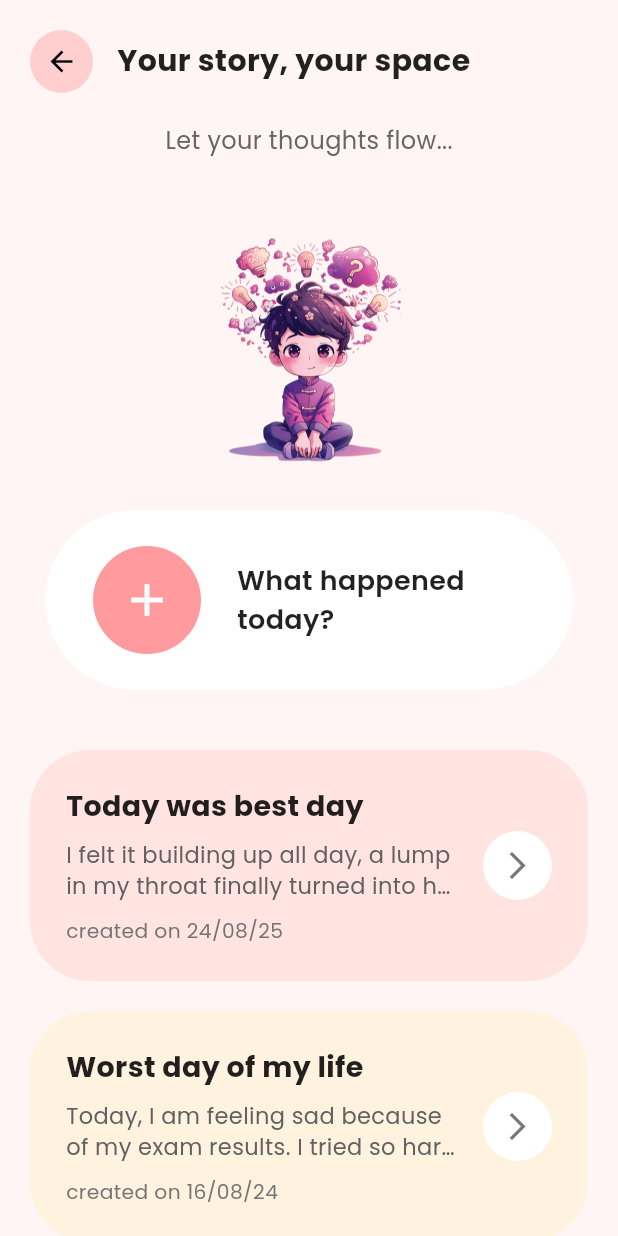
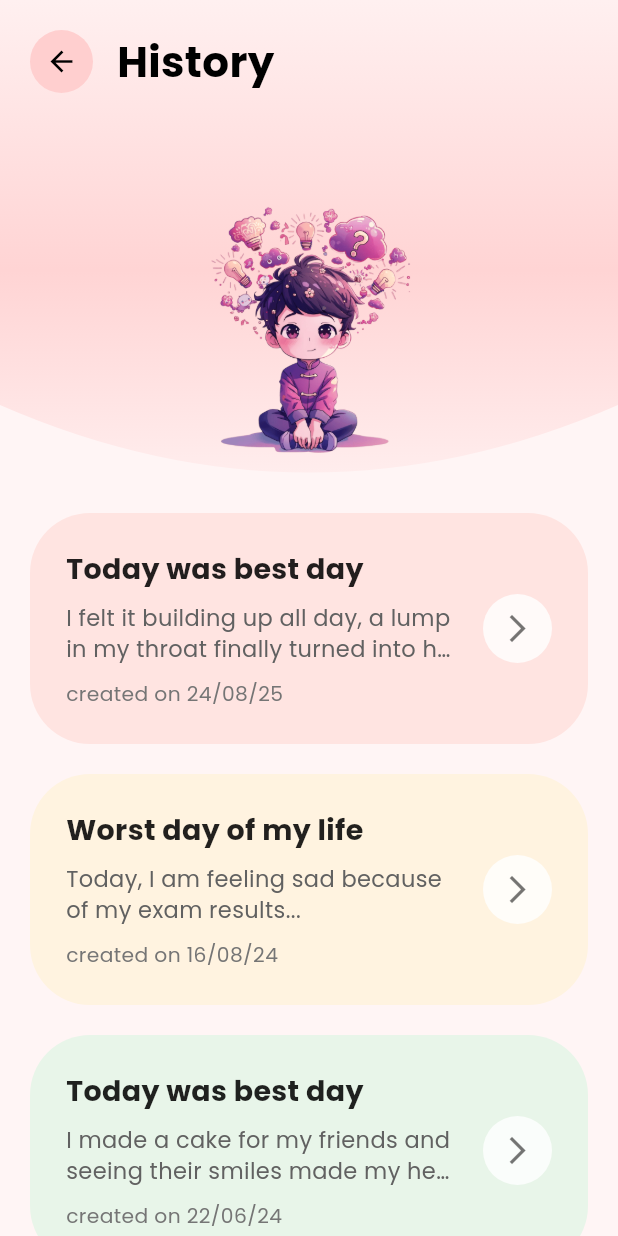
Before and after one commit to kainatzahraalvisial/SoulSpace, a Flutter app: the JournalHistoryPage screen opened directly, on a phone screen of 412 x 824 dp. Run offline on Flutter 3.47's test engine with Material 3 defaults, Android fonts, the light colour scheme and no system bars; our stand-ins replace audioplayers, curved_navigation_bar, fl_chart, flutter_screenutil, flutter_svg, google_fonts.

Commit message:
History page updated

```diff
--- a/soulspace/lib/src/ui/screens/journal_history_page.dart
+++ b/soulspace/lib/src/ui/screens/journal_history_page.dart
@@ -1,5 +1,27 @@
 // src/ui/screens/journal_history_page.dart
 import 'package:flutter/material.dart';
+import 'package:google_fonts/google_fonts.dart';
+
+class WaveClipper extends CustomClipper<Path> {
+  @override
+  Path getClip(Size size) {
+    var path = Path();
+    double width = size.width;
+    double height = size.height;
+    double archHeight = 90.0;
+
+    // Creates a wave that curves DOWNWARD
+    path.moveTo(0, 0);
+    path.lineTo(0, height - archHeight);
+    path.quadraticBezierTo(width / 2, height, width, height - archHeight);
+    path.lineTo(width, 0);
+    path.close();
+    return path;
+  }
+
+  @override
+  bool shouldReclip(covariant CustomClipper<Path> oldClipper) => true;
+}
 
 class JournalHistoryPage extends StatelessWidget {
   const JournalHistoryPage({super.key});
@@ -13,7 +35,7 @@ class JournalHistoryPage extends StatelessWidget {
     },
     {
       "title": "Worst day of my life",
-      "preview": "Today, I am feeling sad because of my exam results. I tried so hard but...",
+      "preview": "Today, I am feeling sad because of my exam results...",
       "date": "16/08/24",
       "color": Color(0xFFFFF3E0),
     },
@@ -25,7 +47,7 @@ class JournalHistoryPage extends StatelessWidget {
     },
     {
       "title": "Stressed",
-      "preview": "Feeling really overwhelmed with work and exams. I just want to breathe again...",
+      "preview": "Feeling really overwhelmed with work and exams...",
       "date": "10/05/24",
       "color": Color(0xFFFCE4EC),
     },
@@ -37,7 +59,34 @@ class JournalHistoryPage extends StatelessWidget {
       backgroundColor: const Color(0xFFFFF5F5),
 
       body: SafeArea(
-        child: Column(
+        child: Stack(
+          children: [
+            // BEAUTIFUL WAVE BANNER — ROUNDED SIDE FACING DOWNWARD
+            Positioned(
+              top: 0,
+              left: 0,
+              right: 0,
+              child: ClipPath(
+                clipper: WaveClipper(),
+                child: Container(
+                  height: 360,
+                  decoration: const BoxDecoration(
+                    gradient: LinearGradient(
+                      begin: Alignment.topCenter,
+                      end: Alignment.bottomCenter,
+                      colors: [
+                        Color(0xFFFFF0F0),
+                        Color(0xFFFFD4D4),
+                        Color(0xFFFFF5F5),
+                      ],
+                    ),
+                  ),
+                ),
+              ),
+            ),
+
+            // MAIN CONTENT
+            Column(
               children: [
                 // Header
                 Padding(
@@ -53,70 +102,30 @@ class JournalHistoryPage extends StatelessWidget {
                         ),
                       ),
                       const SizedBox(width: 16),
-                  const Text(
-                    "Your story, your space",
-                    style: TextStyle(fontSize: 20, fontWeight: FontWeight.bold, color: Colors.black87),
+                      Text(
+                        "History",
+                        style: GoogleFonts.poppins(
+                          fontSize: 28,
+                          fontWeight: FontWeight.w700,
+                          color: Colors.black,
+                        ),
                       ),
                     ],
                   ),
                 ),
 
-            const Padding(
-              padding: EdgeInsets.symmetric(horizontal: 20),
-              child: Text(
-                "Let your thoughts flow...",
-                style: TextStyle(fontSize: 16, color: Color(0xFF666666)),
-              ),
+                const SizedBox(height: 30),
+
+                // Girl Illustration — BEAUTIFULLY CENTERED ON THE WAVE
+                Image.asset(
+                  "assets/images/history.png",
+                  width: 220,
+                  fit: BoxFit.contain,
                 ),
 
-            const SizedBox(height: 30),
+                const SizedBox(height: 10),
 
-            // Boy Illustration
-            Center(
-              child: Image.asset(
-                "assets/images/history.png",
-                width: 200,
-                fit: BoxFit.contain,
-              ),
-            ),
-
-            const SizedBox(height: 5),
-
-            // "What happened today?" Card — FIXED: WIDER, CENTERED, NO OVERFLOW!
-            Padding(
-              padding: const EdgeInsets.symmetric(horizontal: 30), // Reduced padding
-              child: Container(
-                width: double.infinity,
-                padding: const EdgeInsets.symmetric(vertical: 24, horizontal: 32),
-                decoration: BoxDecoration(
-                  color: Colors.white,
-                  borderRadius: BorderRadius.circular(60),
-
-                ),
-                child: Row(
-                  mainAxisAlignment: MainAxisAlignment.center,
-                  children: [
-                    Container(
-                      padding: const EdgeInsets.all(18),
-                      decoration: const BoxDecoration(color: Color(0xFFFF9A9E), shape: BoxShape.circle),
-                      child: const Icon(Icons.add, color: Colors.white, size: 36),
-                    ),
-                    const SizedBox(width: 24),
-                    const Flexible(
-                      child: Text(
-                        "What happened today?",
-                        style: TextStyle(fontSize: 18, fontWeight: FontWeight.w600, color: Colors.black87),
-
-                      ),
-                    ),
-                  ],
-                ),
-              ),
-            ),
-
-            const SizedBox(height: 40),
-
-            // Past Entries List
+                // Past Entries — ROUNDED CARDS
                 Expanded(
                   child: ListView.builder(
                     padding: const EdgeInsets.symmetric(horizontal: 20),
@@ -161,7 +170,7 @@ class JournalHistoryPage extends StatelessWidget {
                               Container(
                                 padding: const EdgeInsets.all(12),
                                 decoration: BoxDecoration(
-                              color: Colors.white,
+                                  color: Colors.white.withValues(alpha: 0.8),
                                   shape: BoxShape.circle,
                                 ),
                                 child: const Icon(Icons.arrow_forward_ios, color: Colors.black54, size: 22),
@@ -175,6 +184,8 @@ class JournalHistoryPage extends StatelessWidget {
                 ),
               ],
             ),
+          ],
+        ),
       ),
     );
   }
```
Also changed, not shown: soulspace/lib/src/ui/screens/chatbot.dart (+34 -45 lines), soulspace/assets/images/Teddy.png (added), soulspace/assets/images/chatbot.png (deleted). Lines whose indentation alone changed are shown as unchanged.
